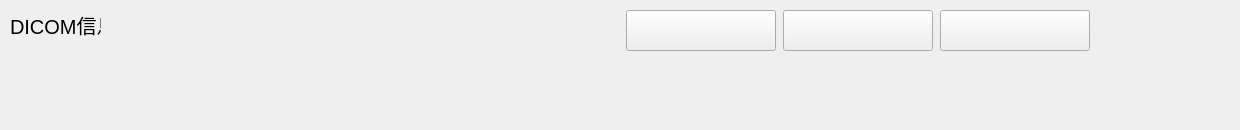
Old version of the form GLExtensionFilter/FilterLeft/Resources/UI/qSlicerFilterLeftModuleWidget.ui in the repository jiazeyu1987/CPlusModules.
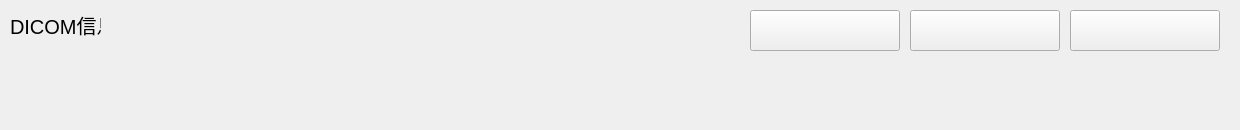
New version of the form.

What changed in the file:
```diff
--- a/GLExtensionFilter/FilterLeft/Resources/UI/qSlicerFilterLeftModuleWidget.ui
+++ b/GLExtensionFilter/FilterLeft/Resources/UI/qSlicerFilterLeftModuleWidget.ui
@@ -68,7 +68,7 @@
    <widget class="QPushButton" name="btn_delete">
     <property name="geometry">
      <rect>
-      <x>626</x>
+      <x>910</x>
       <y>10</y>
       <width>150</width>
       <height>41</height>
@@ -81,7 +81,7 @@
    <widget class="QPushButton" name="btn_import">
     <property name="geometry">
      <rect>
-      <x>783</x>
+      <x>1070</x>
       <y>10</y>
       <width>150</width>
       <height>41</height>
@@ -94,7 +94,7 @@
    <widget class="QPushButton" name="btn_dti">
     <property name="geometry">
      <rect>
-      <x>940</x>
+      <x>750</x>
       <y>10</y>
       <width>150</width>
       <height>41</height>
```
